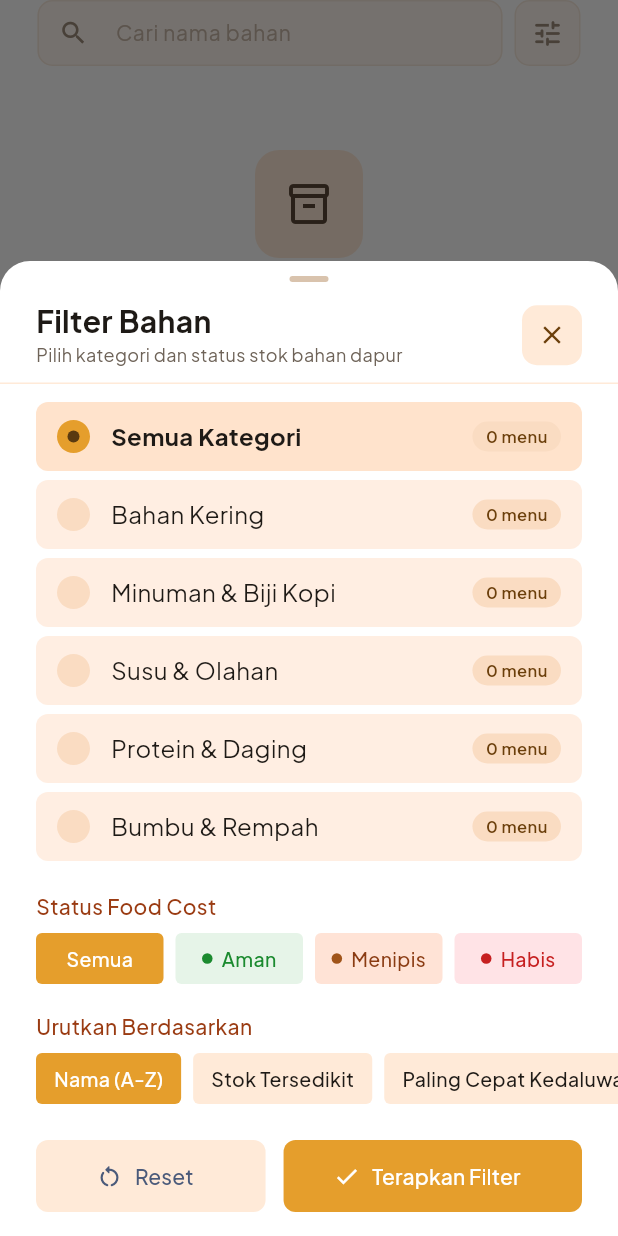
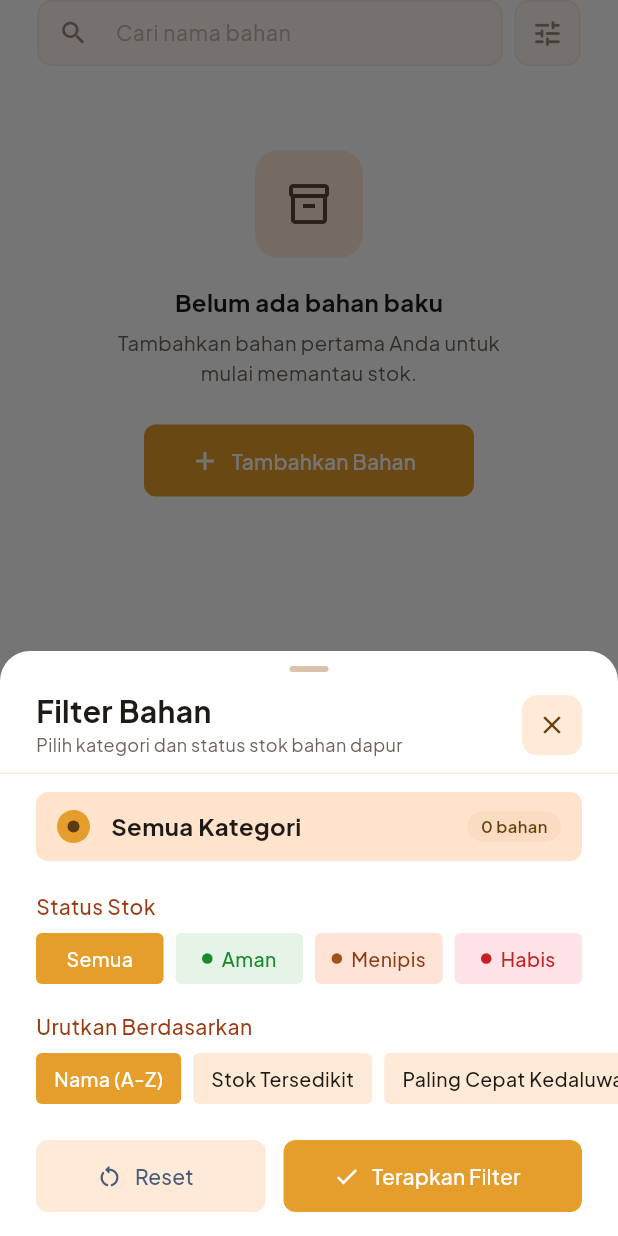
Before and after one commit to davinacaecilia/So-Lali-Lali, a Flutter app: the DaftarBahan widget shown alone on an empty page, opened directly, after a tap on the "tune" icon, on a phone screen of 412 x 824 dp. Run offline on Flutter 3.47's test engine with Material 3 defaults, Android fonts, the phone set to English and light mode, and no system bars; our stand-ins replace cloud_firestore, firebase_auth, firebase_core, google_fonts, google_sign_in, image_picker; accounts and stored records are empty.

Commit message:
feat(owner-bahan): Melengkapi daftar bahan dan informasi bahan

```diff
--- a/lib/owner/item/daftar_bahan.dart
+++ b/lib/owner/item/daftar_bahan.dart
@@ -21,6 +21,7 @@ class BahanItem {
   final String quantity; // sudah termasuk satuan, mis. "16 kg"
   final StockStatus status;
   final IconData icon;
+  final String? photoUrl; // link foto (opsional)
   final DateTime? expiry; // kedaluwarsa terdekat (untuk urutan)
 
   const BahanItem({
@@ -31,6 +32,7 @@ class BahanItem {
     required this.quantity,
     required this.status,
     required this.icon,
+    this.photoUrl,
     this.expiry,
   });
 
@@ -42,6 +44,7 @@ class BahanItem {
     quantity: formatQty(i.totalStock, i.unit),
     status: _statusOf(i),
     icon: _iconFor(i.categoryKey),
+    photoUrl: i.photoUrl,
     expiry: i.nearestExpiry,
   );
 
@@ -86,15 +89,6 @@ IconData _iconFor(String categoryKey) {
   }
 }
 
-/// Label kategori di filter -> kunci kategori pada BahanItem.
-/// (Urutannya sama dengan urutan di sheet filter.)
-const Map<String, String> kKategoriFilter = {
-  'Bahan Kering': 'bahan_kering',
-  'Minuman & Biji Kopi': 'minuman_sirup',
-  'Susu & Olahan': 'susu_olahan',
-  'Protein & Daging': 'daging_unggas',
-  'Bumbu & Rempah': 'bumbu_rempah',
-};
 
 /// Fungsi yang membuka sheet filter dan mengembalikan pilihan user
 /// (null jika ditutup tanpa menerapkan). Setiap "versi" halaman cukup
@@ -175,12 +169,11 @@ class _DaftarBahanState extends State<DaftarBahan> {
 
   List<BahanItem> get _visible {
     final q = _query.trim().toLowerCase();
-    final match = kKategoriFilter[_filter.category];
 
     final list = _bahan.where((e) {
       if (q.isNotEmpty && !e.name.toLowerCase().contains(q)) return false;
       if (_filter.category != FilterBahan.semuaKategori &&
-          e.categoryKey != match) {
+          e.categoryKey != _filter.category) {
         return false;
       }
       if (_filter.status != null && e.status != _filter.status) return false;
@@ -208,12 +201,14 @@ class _DaftarBahanState extends State<DaftarBahan> {
     return list;
   }
 
-  /// Jumlah item per kategori untuk ditampilkan di sheet filter.
+  /// Jumlah bahan per kategori untuk sheet filter (key = kunci kategori).
+  /// Hanya kategori yang punya bahan (atau sedang dipilih) yang ditampilkan.
   Map<String, int> _categoryCounts() {
     final counts = <String, int>{FilterBahan.semuaKategori: _bahan.length};
-    kKategoriFilter.forEach((label, match) {
-      counts[label] = _bahan.where((e) => e.categoryKey == match).length;
-    });
+    for (final c in kCategories) {
+      final n = _bahan.where((e) => e.categoryKey == c.key).length;
+      if (n > 0 || _filter.category == c.key) counts[c.key] = n;
+    }
     return counts;
   }
 
@@ -463,6 +458,21 @@ class _BahanTile extends StatelessWidget {
   static const _subtitle = AppColors.lightSubtitle;
   static const _warnText = AppColors.warningStatusText;
 
+  /// Foto bahan; kalau tidak ada / gagal dimuat, tampilkan ikon kategori.
+  Widget _buildThumb() {
+    final placeholder = Icon(item.icon, size: 28, color: AppColors.brown);
+    final url = item.photoUrl;
+    if (url == null || url.isEmpty) return placeholder;
+
+    return Image.network(
+      cloudinaryResize(url, width: 160, height: 160),
+      fit: BoxFit.cover,
+      loadingBuilder: (context, child, progress) =>
+      progress == null ? child : placeholder,
+      errorBuilder: (_, __, ___) => placeholder,
+    );
+  }
+
   @override
   Widget build(BuildContext context) {
     final style = _statusStyle(item.status);
@@ -480,6 +490,7 @@ class _BahanTile extends StatelessWidget {
                 category: item.category,
                 status: item.status,
                 icon: item.icon,
+                imageUrl: item.photoUrl,
                 unit: item.quantity.split(' ').skip(1).join(' '),
               ),
             ),
@@ -488,15 +499,16 @@ class _BahanTile extends StatelessWidget {
         child: Row(
           crossAxisAlignment: CrossAxisAlignment.center,
           children: [
-            // Ikon bahan
+            // Foto / ikon bahan
             Container(
               width: 63,
               height: 63,
+              clipBehavior: Clip.antiAlias,
               decoration: BoxDecoration(
                 color: _peach,
                 borderRadius: BorderRadius.circular(8),
               ),
-              child: Icon(item.icon, size: 28, color: AppColors.brown),
+              child: _buildThumb(),
             ),
             const SizedBox(width: 15),
             // Nama + kategori
--- a/lib/owner/item/filter_bahan.dart
+++ b/lib/owner/item/filter_bahan.dart
@@ -1,5 +1,6 @@
 import 'package:flutter/material.dart';
 
+import '../../constants/ingredient_options.dart' show categoryByKey;
 import '../partials/colors.dart';
 
 // =====================================================
@@ -11,8 +12,10 @@ enum StockStatus { aman, menipis, habis }
 enum BahanSort { nama, stokTersedikit, kedaluwarsa }
 
 class FilterBahan {
-  static const semuaKategori = 'Semua Kategori';
+  /// Nilai khusus untuk "tanpa filter kategori".
+  static const semuaKategori = 'semua';
 
+  /// Kunci kategori (mis. "bahan_kering"), atau [semuaKategori].
   final String category;
   final StockStatus? status; // null = Semua
   final BahanSort sort;
@@ -30,8 +33,8 @@ class FilterBahan {
 /// Membuka sheet filter. Mengembalikan [FilterBahan] jika user menekan
 /// "Terapkan Filter", atau null jika sheet ditutup tanpa menerapkan.
 ///
-/// [counts] = jumlah item per kategori (key = label kategori, termasuk
-/// "Semua Kategori"). Urutan key menentukan urutan baris di sheet.
+/// [counts] = jumlah bahan per kategori (key = KUNCI kategori, termasuk
+/// [FilterBahan.semuaKategori]). Urutan key menentukan urutan baris di sheet.
 Future<FilterBahan?> showFilterBahanSheet(
     BuildContext context, {
       required FilterBahan current,
@@ -90,6 +93,11 @@ class _FilterBahanSheetState extends State<FilterBahanSheet> {
     _sort = widget.initial.sort;
   }
 
+  /// Label tampilan untuk kunci kategori.
+  String _categoryLabel(String key) => key == FilterBahan.semuaKategori
+      ? 'Semua Kategori'
+      : categoryByKey(key).label;
+
   void _reset() {
     setState(() {
       _category = FilterBahan.semuaKategori;
@@ -130,7 +138,7 @@ class _FilterBahanSheetState extends State<FilterBahanSheet> {
               children: [
                 ...widget.counts.entries.map(_categoryRow),
                 const SizedBox(height: 14),
-                _sectionLabel('Status Food Cost'),
+                _sectionLabel('Status Stok'),
                 const SizedBox(height: 8),
                 _buildStatusChips(),
                 const SizedBox(height: 18),
@@ -234,7 +242,7 @@ class _FilterBahanSheetState extends State<FilterBahanSheet> {
             const SizedBox(width: 14),
             Expanded(
               child: Text(
-                e.key,
+                _categoryLabel(e.key),
                 maxLines: 1,
                 overflow: TextOverflow.ellipsis,
                 style: TextStyle(
@@ -251,7 +259,7 @@ class _FilterBahanSheetState extends State<FilterBahanSheet> {
                 borderRadius: BorderRadius.circular(20),
               ),
               child: Text(
-                '${e.value} menu',
+                '${e.value} bahan',
                 style: const TextStyle(
                   fontSize: 11,
                   fontWeight: FontWeight.w600,
```
Also changed, not shown: lib/constants/ingredient_options.dart (+16 -0 lines), lib/owner/item/informasi_bahan.dart (+25 -9 lines). Lines whose indentation alone changed are shown as unchanged.
